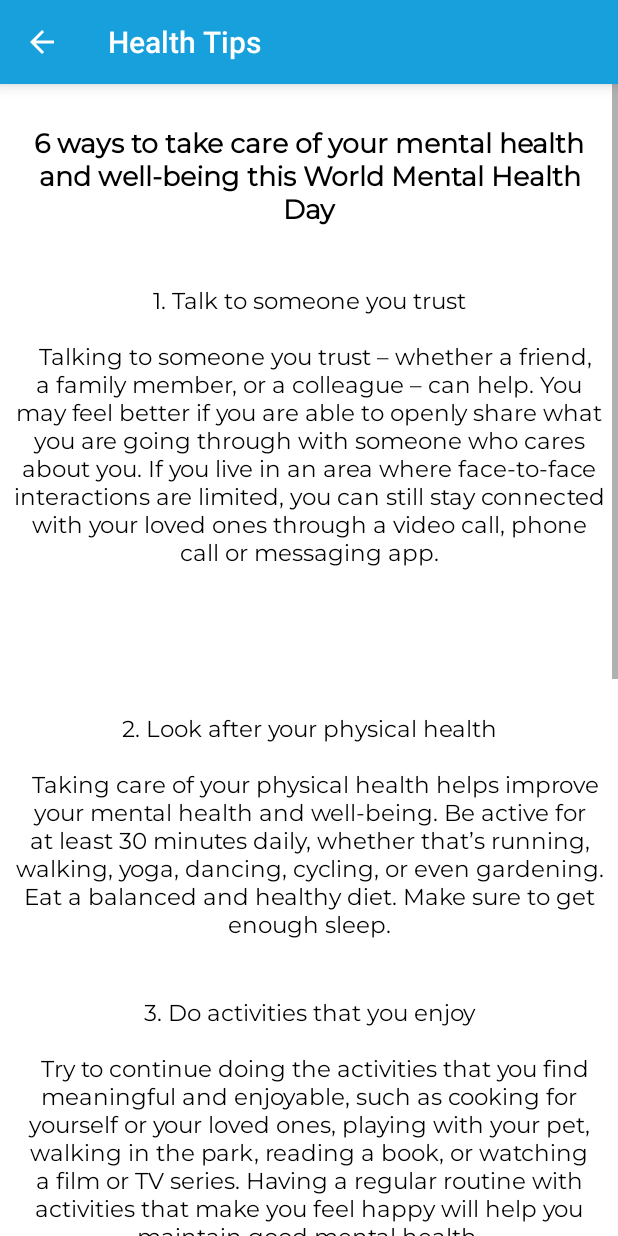
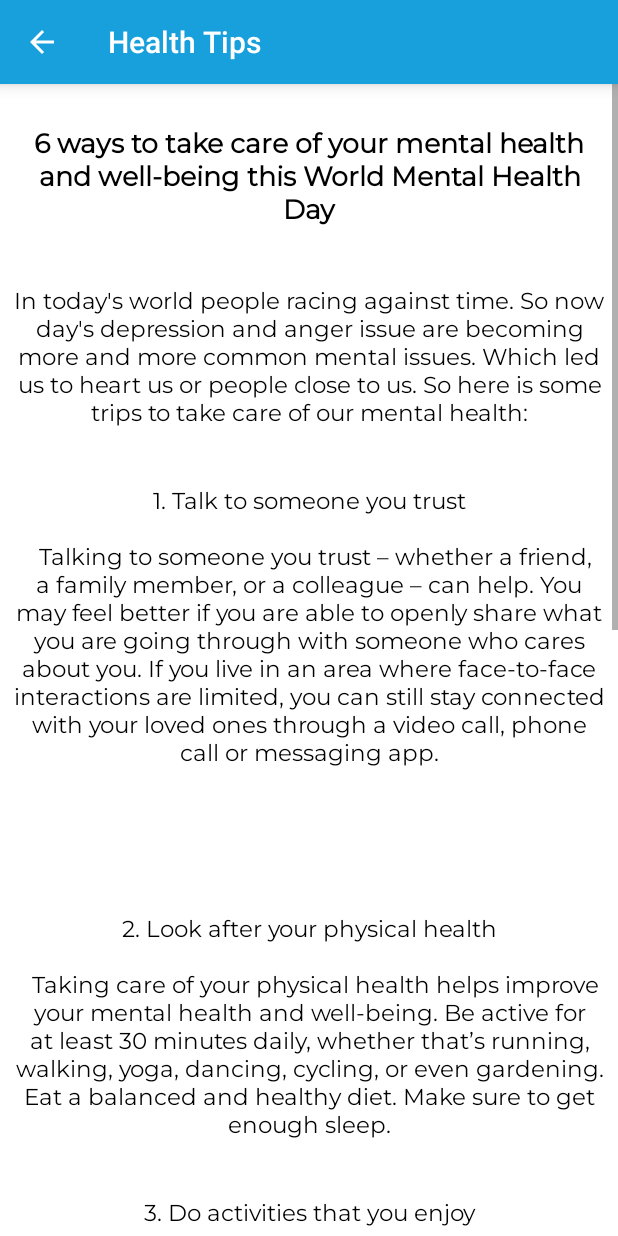
Before and after one commit to ishrak6/Speech-Emotion-Recognition-app, an Android app: the TipsActivity screen opened directly, with no data from a screen before it, on a phone screen of 412 x 824 dp. Run offline under Robolectric (Android 15) with nearby library versions, the phone set to English and light mode, and no system bars.

Commit message:
Update activity_tips.xml

```diff
--- a/app/src/main/res/layout/activity_tips.xml
+++ b/app/src/main/res/layout/activity_tips.xml
@@ -56,6 +56,22 @@
                         android:text="6 ways to take care of your mental health and well-being this World Mental Health Day"
                         android:gravity="center_horizontal" />
 
+
+                    <TextView
+                        android:layout_below="@id/image4"
+                        android:layout_width="match_parent"
+                        android:layout_height="wrap_content"
+                        android:layout_alignParentLeft="true"
+                        android:layout_centerInParent="false"
+                        android:padding="8dp"
+                        android:layout_marginTop="20dp"
+                        android:layout_marginLeft="0dp"
+                        android:textSize="15dp"
+                        android:textAlignment="center"
+                        android:textColor="@color/black"
+                        android:fontFamily="@font/montserrat"
+                        android:text="In today's world people racing against time. So now day's depression and anger issue are becoming more and more common mental issues. Which led us to heart us or people close to us. So here is some trips to take care of our mental health:"
+                        android:gravity="center_horizontal" />
 
                     //1
                     <TextView
```
